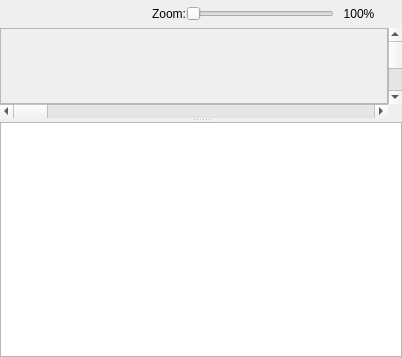
This is debugger/executionvisualizerdockwidget.ui in christopherpow/nesicide as Qt 5 draws it before an edit. The edited form follows.
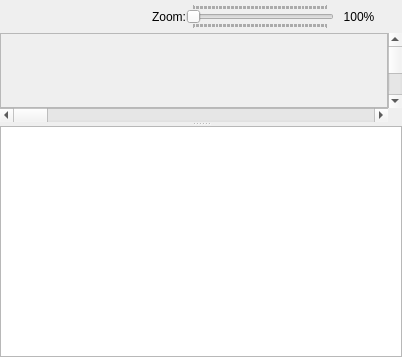
This is the edited form.

Diff of the .ui file:
```diff
--- a/debugger/executionvisualizerdockwidget.ui
+++ b/debugger/executionvisualizerdockwidget.ui
@@ -88,6 +88,12 @@
             <property name="invertedControls">
              <bool>false</bool>
             </property>
+            <property name="tickPosition">
+             <enum>QSlider::TicksBothSides</enum>
+            </property>
+            <property name="tickInterval">
+             <number>100</number>
+            </property>
            </widget>
           </item>
           <item>
```
Left out of the diff: 3 changed lines with no effect on the pictures.
